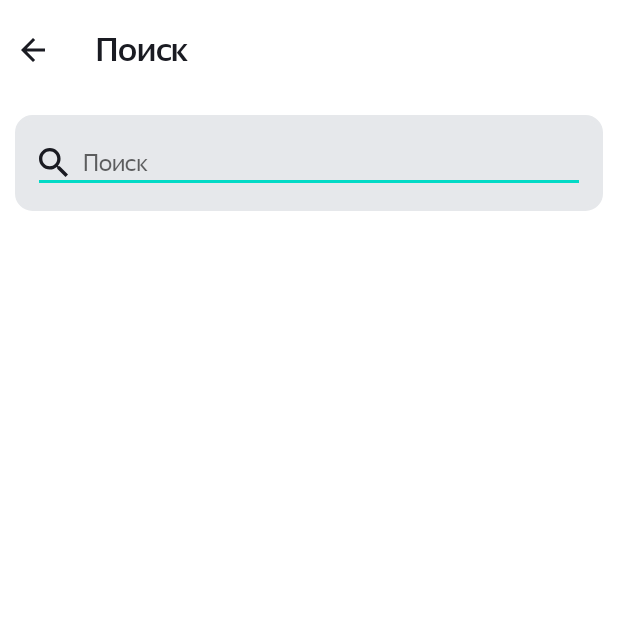
After one commit to SmolyakovKirill/Playlist-Maker-Project, an Android app: the SearchActivity screen opened directly, with no data from a screen before it, on a phone screen of 412 x 824 dp, the top half of it. The commit adds this screen. Run offline under Robolectric (Android 15) with nearby library versions, the phone set to English and light mode, and no system bars.

Commit message:
correct ui for SearchActivity

```diff
--- a/app/src/main/AndroidManifest.xml
+++ b/app/src/main/AndroidManifest.xml
@@ -13,6 +13,9 @@
         android:supportsRtl="true"
         android:theme="@style/Theme.MaterialComponents.DayNight.NoActionBar"
         tools:targetApi="31">
+        <activity
+            android:name=".SearchActivity"
+            android:exported="false" />
         <activity
             android:name=".ShareActivity"
             android:exported="false" />
--- a/app/src/main/java/com/example/playlistmaker/MainActivity.kt
+++ b/app/src/main/java/com/example/playlistmaker/MainActivity.kt
@@ -15,7 +15,7 @@ class MainActivity : AppCompatActivity(), View.OnClickListener {
         val search = findViewById<Button>(R.id.search_btn)
 
         val searchClickListener: View.OnClickListener = View.OnClickListener {
-            val shareIntent = Intent(this, ShareActivity::class.java)
+            val shareIntent = Intent(this, SearchActivity::class.java)
             startActivity(shareIntent)
         }
 
--- /dev/null
+++ b/app/src/main/java/com/example/playlistmaker/SearchActivity.kt
@@ -0,0 +1,85 @@
+package com.example.playlistmaker
+
+import android.content.Intent
+import android.nfc.Tag
+import android.os.Bundle
+import android.text.Editable
+import android.text.TextWatcher
+import android.util.Log
+import android.view.View
+import android.widget.Button
+import android.widget.EditText
+import android.widget.ImageButton
+import androidx.appcompat.app.AppCompatActivity
+import androidx.core.content.PackageManagerCompat.LOG_TAG
+import com.example.playlistmaker.SearchActivity.Companion.AMOUNT_DEF
+
+
+var countValue: String = ""
+
+class SearchActivity : AppCompatActivity() {
+    override fun onCreate(savedInstanceState: Bundle?) {
+        super.onCreate(savedInstanceState)
+        setContentView(R.layout.activity_search)
+
+        val inputEditText = findViewById<EditText>(R.id.searchEditText)
+        val clearButton = findViewById<ImageButton>(R.id.clear_btn)
+        val backButton = findViewById<ImageButton>(R.id.back_btn)
+
+        val clearButtonWatcher = object : TextWatcher{
+            override fun beforeTextChanged(p0: CharSequence?, p1: Int, p2: Int, p3: Int) {
+                //empty
+            }
+
+            override fun onTextChanged(p0: CharSequence?, p1: Int, p2: Int, p3: Int) {
+                clearButton.visibility = clearButtonVisibility(p0)
+
+            }
+
+            override fun afterTextChanged(p0: Editable?) {
+                countValue = p0.toString()
+            }
+        }
+
+        inputEditText.addTextChangedListener(clearButtonWatcher)
+
+        clearButton.setOnClickListener{
+            inputEditText.setText("")
+        }
+
+        backButton.setOnClickListener{
+            val mainIntent = Intent(this, MainActivity::class.java)
+            startActivity(mainIntent)
+        }
+    }
+
+    override fun onSaveInstanceState(outState: Bundle) {
+        super.onSaveInstanceState(outState)
+        outState.putString(PRODUCT_AMOUNT, countValue)
+    }
+
+    override fun onRestoreInstanceState(savedInstanceState: Bundle) {
+        val TAG = this.javaClass.simpleName
+        super.onRestoreInstanceState(savedInstanceState)
+        // Вторым параметром мы передаём значение по умолчанию
+        countValue = savedInstanceState.getString(PRODUCT_AMOUNT, AMOUNT_DEF)
+
+        val inputEditText = findViewById<EditText>(R.id.searchEditText)
+        inputEditText.setText(countValue)
+        Log.d(TAG, countValue)
+    }
+
+    companion object {
+        const val PRODUCT_AMOUNT = "PRODUCT_AMOUNT"
+        const val AMOUNT_DEF = ""
+    }
+
+    private fun clearButtonVisibility(s: CharSequence?): Int {
+        return if (s.isNullOrEmpty()) {
+            View.GONE
+        } else {
+            View.VISIBLE
+        }
+    }
+
+}
--- a/app/src/main/res/drawable/back_button.xml
+++ b/app/src/main/res/drawable/back_button.xml
@@ -8,6 +8,6 @@
         android:pathData="M0,0h24v24h-24z"/>
     <path
         android:pathData="M20,11H7.83L13.42,5.41L12,4L4,12L12,20L13.41,18.59L7.83,13H20V11Z"
-        android:fillColor="#1A1B22"/>
+        android:fillColor="@color/black"/>
   </group>
 </vector>
--- /dev/null
+++ b/app/src/main/res/drawable/clear_btn.xml
@@ -0,0 +1,5 @@
+<vector xmlns:android="http://schemas.android.com/apk/res/android" android:height="24dp" android:tint="#000000" android:viewportHeight="24" android:viewportWidth="24" android:width="24dp">
+
+    <path android:fillColor="@android:color/white" android:pathData="M19,6.41L17.59,5 12,10.59 6.41,5 5,6.41 10.59,12 5,17.59 6.41,19 12,13.41 17.59,19 19,17.59 13.41,12z"/>
+
+</vector>
--- /dev/null
+++ b/app/src/main/res/drawable/layout_bg.xml
@@ -0,0 +1,7 @@
+<?xml version="1.0" encoding="UTF-8"?>
+<shape xmlns:android="http://schemas.android.com/apk/res/android">
+    <solid android:color="@color/searchPanelColor"/>
+    <stroke android:width="3dp" android:color="@color/searchPanelColor" />
+    <corners android:radius="10dp"/>
+    <padding android:left="0dp" android:top="0dp" android:right="0dp" android:bottom="0dp" />
+</shape>
--- a/app/src/main/res/layout/activity_main.xml
+++ b/app/src/main/res/layout/activity_main.xml
@@ -7,7 +7,7 @@
     android:background="@color/lightActivityBackground">
     <TextView style="@style/MessageTextStyle"
         android:textColor="@color/white"
-        android:textSize="@dimen/textViewTextSize"
+        android:textSize="@dimen/buttonTextSize"
         android:layout_weight="0"
         android:text="@string/app_name"
         android:fontFamily="@font/ys_text_bold">
--- /dev/null
+++ b/app/src/main/res/layout/activity_search.xml
@@ -0,0 +1,57 @@
+<?xml version="1.0" encoding="utf-8"?>
+<LinearLayout xmlns:android="http://schemas.android.com/apk/res/android"
+    android:layout_height="match_parent"
+    android:layout_width="match_parent"
+    xmlns:app="http://schemas.android.com/apk/res-auto"
+    android:orientation="vertical">
+
+    <LinearLayout
+        android:layout_width="match_parent"
+        android:layout_height="wrap_content">
+
+        <ImageButton
+            android:id="@+id/back_btn"
+            style="@style/ImageButtonStyle"
+            android:layout_gravity="center"
+            android:src="@drawable/back_button"></ImageButton>
+
+        <TextView style="@style/MessageTextStyle"
+        android:drawablePadding="40dp"
+        android:textSize="@dimen/buttonTextSize"
+        android:layout_weight="0"
+        android:textFontWeight="500"
+        android:text="@string/search"
+        android:layout_margin="20dp"
+        android:fontFamily="@font/ys_display_medium">
+    </TextView>
+    </LinearLayout>
+
+    <FrameLayout
+        android:layout_width="match_parent"
+        android:layout_height="wrap_content"
+        android:layout_weight="0"
+        android:layout_margin="10sp"
+        android:orientation="horizontal"
+        android:background="@drawable/layout_bg">
+
+        <EditText
+            style="@style/EditTextStyle"
+            android:id="@+id/searchEditText"
+            android:layout_width="match_parent"
+            android:hint="@string/search"
+            android:maxLines="1"
+            app:drawableLeftCompat="@drawable/search"
+            android:layout_gravity="left|center"
+            android:drawablePadding = "10sp"></EditText>
+
+        <ImageButton
+            android:id="@+id/clear_btn"
+            style="@style/ImageButtonStyle"
+            android:layout_gravity="right|center"
+            android:src="@drawable/clear_btn"
+            android:layout_margin="10dp"
+            android:visibility="invisible"
+            app:tint="@color/black"></ImageButton>
+    </FrameLayout>
+
+</LinearLayout>
--- a/app/src/main/res/values-night/themes.xml
+++ b/app/src/main/res/values-night/themes.xml
@@ -2,6 +2,18 @@
 <resources>
     <color name="lightActivityBackground">@color/black</color>
     <color name="settingsBackground">@color/black</color>
+
+    <style name="EditTextStyle">
+        <item name="android:layout_width">wrap_content</item>
+        <item name="android:layout_height">wrap_content</item>
+        <item name="android:layout_margin">@dimen/margin</item>
+        <item name="android:textSize">@dimen/textViewTextSize</item>
+        <item name="android:textAllCaps">false</item>
+        <item name="android:textColorHint">@color/black</item>
+        <item name="android:fontFamily">@font/ys_display_regular</item>
+        <item name="android:textColor">@color/black</item>
+        <item name="android:textFontWeight">@integer/textViewTextWeight</item>
+    </style>
     <style name="MessageTextStyle">
         <item name="android:layout_width">wrap_content</item>
         <item name="android:layout_height">wrap_content</item>
@@ -29,5 +41,6 @@
         <item name="android:layout_height">wrap_content</item>
         <item name="android:layout_margin">10dp</item>
         <item name="android:background">@null</item>
+        <item name="android:tint">@color/white</item>
     </style>>
 </resources>
--- a/app/src/main/res/values/colors.xml
+++ b/app/src/main/res/values/colors.xml
@@ -4,4 +4,5 @@
     <color name="white">#FFFFFF</color>
     <color name="lightActivityBackground">#3772E7</color>
     <color name="settingsBackground">#FFFFFF</color>
+    <color name="searchPanelColor">#E6E8EB</color>>
 </resources>
--- a/app/src/main/res/values/strings.xml
+++ b/app/src/main/res/values/strings.xml
@@ -8,5 +8,5 @@
     <string name="share_app">Поделиться приложением</string>
     <string name="app_support">Написать в поддержку</string>
     <string name="user_agreement">Пользовательское соглашение</string>
-    <string name="title_activity_search">SearchActivity</string>
+    <string name="clear">Очистить</string>
 </resources>
--- a/app/src/main/res/values/styles.xml
+++ b/app/src/main/res/values/styles.xml
@@ -1,5 +1,15 @@
 <?xml version="1.0" encoding="utf-8"?>
 <resources>
+    <style name="EditTextStyle">
+        <item name="android:layout_width">wrap_content</item>
+        <item name="android:layout_height">wrap_content</item>
+        <item name="android:layout_margin">@dimen/margin</item>
+        <item name="android:textSize">@dimen/textViewTextSize</item>
+        <item name="android:textAllCaps">false</item>
+        <item name="android:fontFamily">@font/ys_display_regular</item>
+        <item name="android:textColor">@color/black</item>
+        <item name="android:textFontWeight">@integer/textViewTextWeight</item>
+    </style>
     <style name="MessageTextStyle">
         <item name="android:layout_width">wrap_content</item>
         <item name="android:layout_height">wrap_content</item>
--- a/app/src/main/res/values/themes.xml
+++ b/app/src/main/res/values/themes.xml
@@ -6,6 +6,4 @@
     </style>
 
     <style name="Theme.PlaylistMaker" parent="Base.Theme.PlaylistMaker" />
-
-    <style name="Theme.MaterialComponents.DayNight.NoActionBar" parent="android:Theme.Material.Light.NoActionBar" />
 </resources>
```
Also changed, not shown: app/build.gradle.kts (+0 -25 lines), app/src/main/java/com/example/playlistmaker/SettingsActivity.kt (+41 -0 lines), app/src/main/res/layout/activity_settings.xml (+18 -7 lines), 1 other file.
